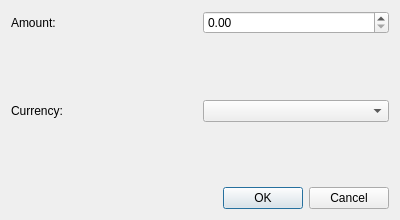
Old version of the form adddialog.ui in the repository EmreBilal98/Saving_Organizator.
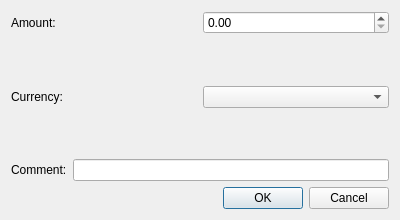
New version of the form.

Patch:
```diff
--- a/adddialog.ui
+++ b/adddialog.ui
@@ -37,8 +37,8 @@
        </property>
        <property name="sizeHint" stdset="0">
         <size>
-         <width>20</width>
-         <height>40</height>
+         <width>377</width>
+         <height>18</height>
         </size>
        </property>
       </spacer>
@@ -64,12 +64,30 @@
        </property>
        <property name="sizeHint" stdset="0">
         <size>
-         <width>20</width>
-         <height>40</height>
+         <width>377</width>
+         <height>18</height>
         </size>
        </property>
       </spacer>
      </item>
+     <item>
+      <layout class="QHBoxLayout" name="horizontalLayout_3">
+       <item>
+        <widget class="QLabel" name="label_3">
+         <property name="text">
+          <string>Comment:</string>
+         </property>
+        </widget>
+       </item>
+       <item>
+        <widget class="QLineEdit" name="cmntLine">
+         <property name="maxLength">
+          <number>100</number>
+         </property>
+        </widget>
+       </item>
+      </layout>
+     </item>
     </layout>
    </item>
    <item>
```
